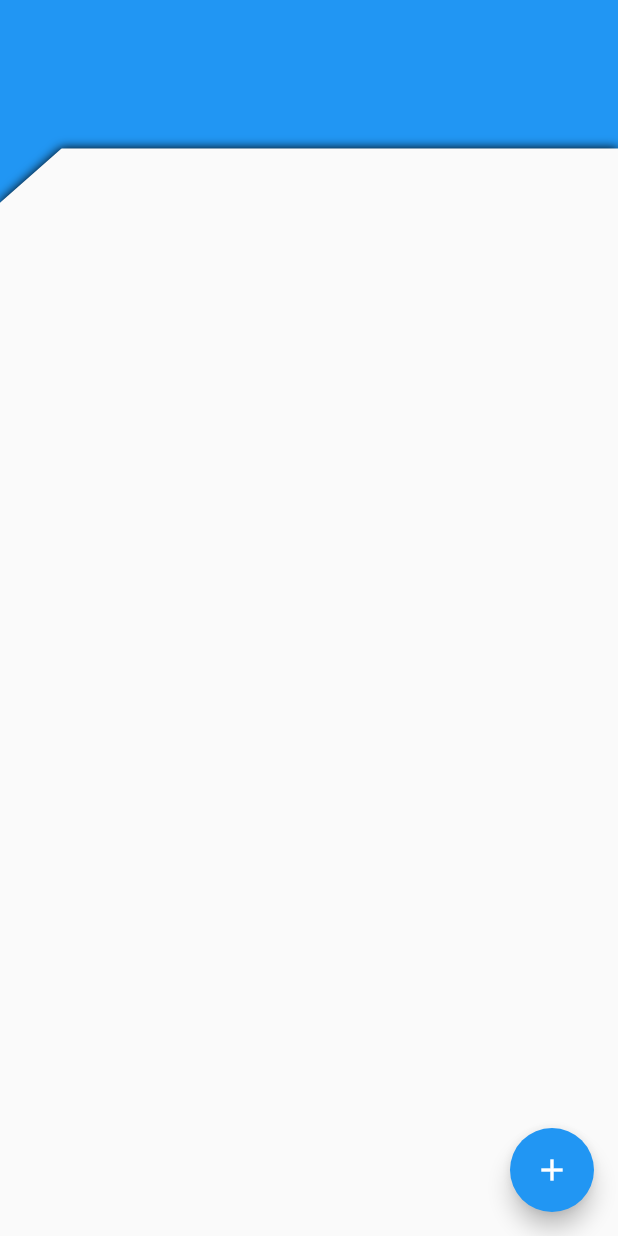
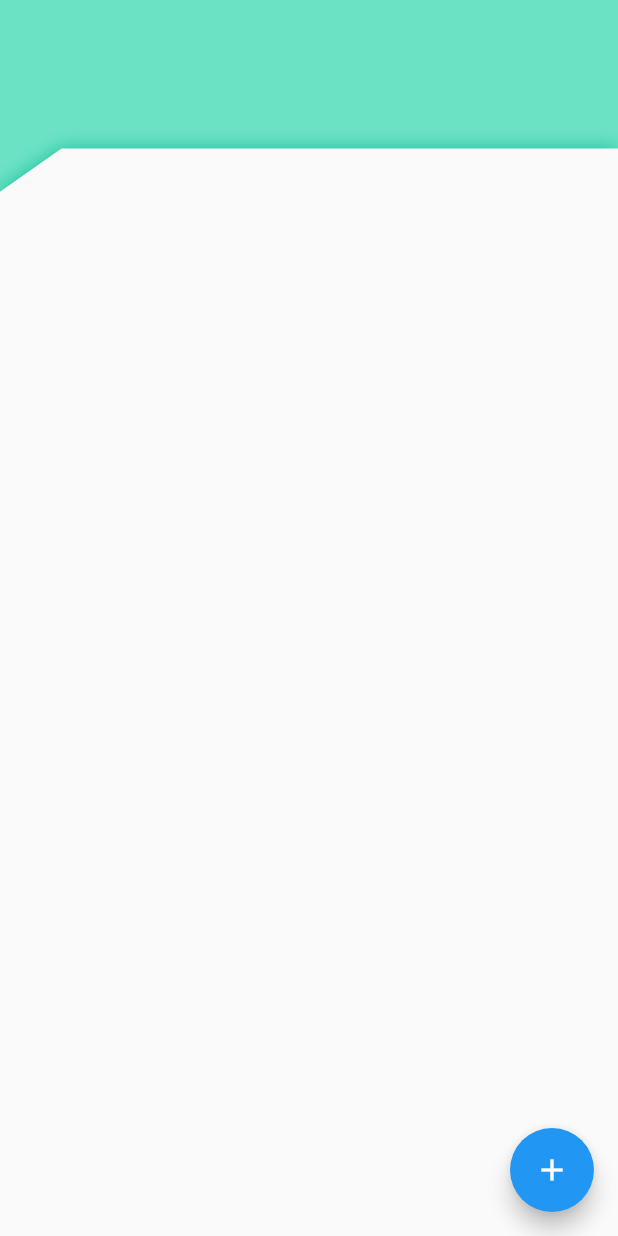
Before and after one commit to AQtala/Smart-Spoon, a Flutter app: the MainScreen screen opened directly, on a phone screen of 412 x 824 dp. Run offline on Flutter 3.47's test engine with Material 2 defaults, Android fonts, the phone set to English and light mode, and no system bars; our stand-ins replace lottie.

Commit message:
Edited Colors

```diff
--- a/Frontend/smart_spoon_app/lib/controllers/ThemeController/theme_constants.dart
+++ b/Frontend/smart_spoon_app/lib/controllers/ThemeController/theme_constants.dart
@@ -2,10 +2,10 @@ import 'package:flutter/material.dart';
 
 ThemeData lightTheme = ThemeData(
   brightness: Brightness.light,
-  primaryColor: const Color.fromARGB(255, 0, 207, 155),
+  primaryColor: Color.fromARGB(255, 47, 104, 90),
 );
 
 ThemeData darkTheme = ThemeData(
   brightness: Brightness.dark,
-  primaryColor: const Color.fromARGB(255, 0, 207, 155),
+  primaryColor: Color.fromARGB(255, 47, 104, 90),
 );
--- a/Frontend/smart_spoon_app/lib/views/widgets/main_screen_widgets/app_bar_widget.dart
+++ b/Frontend/smart_spoon_app/lib/views/widgets/main_screen_widgets/app_bar_widget.dart
@@ -11,7 +11,7 @@ class CustomAppBarWidget extends StatelessWidget {
     return Container(
       height: height,
       width: width,
-      color: Theme.of(context).primaryColor,
+      color: Color.fromARGB(255, 108, 226, 197),
     );
   }
 }
--- a/Frontend/smart_spoon_app/lib/views/widgets/main_screen_widgets/device_container_widget.dart
+++ b/Frontend/smart_spoon_app/lib/views/widgets/main_screen_widgets/device_container_widget.dart
@@ -13,12 +13,8 @@ class DeviceContainer extends StatelessWidget {
       key: UniqueKey(),
       painter: _ClipShadowShadowPainter(
           clipper: PaperClip(),
-          shadow: Shadow(
-              color:
-                  Provider.of<ThemeManager>(context).themeMode == ThemeMode.dark
-                      ? Colors.white
-                      : Colors.black,
-              blurRadius: 5)),
+          shadow: const Shadow(
+              color: Color.fromARGB(255, 26, 192, 153), blurRadius: 10)),
       child: ClipPath(
         clipper: PaperClip(),
         child: Container(
@@ -43,7 +39,7 @@ class PaperClip extends CustomClipper<Path> {
     path.lineTo(size.width, size.height);
     path.lineTo(size.width, 0);
     path.lineTo(size.width * 0.1, 0);
-    path.lineTo(0, size.height * 0.05);
+    path.lineTo(0, size.height * 0.04);
     return path;
   }
 
```
